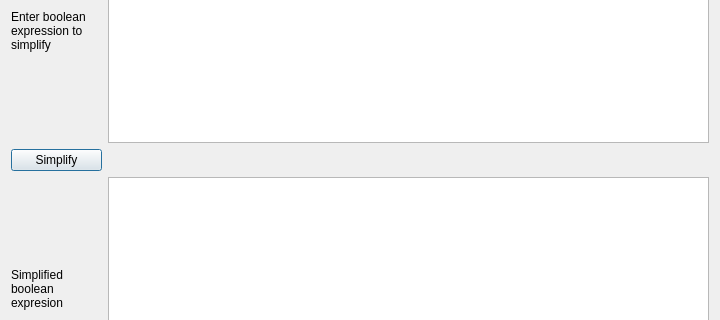
Before: the Qt Designer form qm4c.ui in tianyang-li/qm4c, drawn with Qt 5; both pictures show x 0 to 720 and y 129 to 449 of the 720 by 563 pixel window.
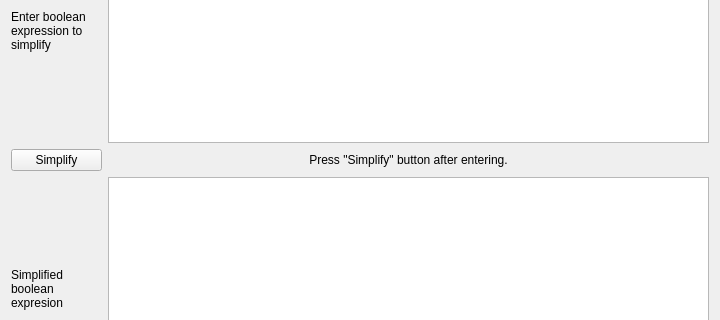
After: the same form once the commit is applied.

Diff of the .ui file:
```diff
--- a/qm4c.ui
+++ b/qm4c.ui
@@ -13,9 +13,12 @@
   <property name="windowTitle">
    <string>QM4C</string>
   </property>
+  <property name="locale">
+   <locale language="English" country="UnitedStates"/>
+  </property>
   <widget class="QWidget" name="centralWidget">
    <layout class="QGridLayout" name="gridLayout">
-    <item row="0" column="1">
+    <item row="0" column="2">
      <widget class="QPlainTextEdit" name="boolExprInput">
       <property name="font">
        <font>
@@ -46,7 +49,7 @@
        <bool>false</bool>
       </property>
       <property name="default">
-       <bool>true</bool>
+       <bool>false</bool>
       </property>
      </widget>
     </item>
@@ -77,7 +80,7 @@
       </property>
      </widget>
     </item>
-    <item row="2" column="1">
+    <item row="2" column="2">
      <widget class="QPlainTextEdit" name="boolExprOutput">
       <property name="font">
        <font>
@@ -93,6 +96,17 @@
       </property>
      </widget>
     </item>
+    <item row="1" column="2">
+     <widget class="QLabel" name="label_3">
+      <property name="text">
+       <string>&lt;!DOCTYPE HTML PUBLIC &quot;-//W3C//DTD HTML 4.0//EN&quot; &quot;http://www.w3.org/TR/REC-html40/strict.dtd&quot;&gt;
+&lt;html&gt;&lt;head&gt;&lt;meta name=&quot;qrichtext&quot; content=&quot;1&quot; /&gt;&lt;style type=&quot;text/css&quot;&gt;
+p, li { white-space: pre-wrap; }
+&lt;/style&gt;&lt;/head&gt;&lt;body style=&quot; font-family:'SimSun'; font-size:9pt; font-weight:400; font-style:normal;&quot;&gt;
+&lt;p align=&quot;center&quot; style=&quot; margin-top:0px; margin-bottom:0px; margin-left:0px; margin-right:0px; -qt-block-indent:0; text-indent:0px;&quot;&gt;Press &amp;quot;Simplify&amp;quot; button after entering.&lt;/p&gt;&lt;/body&gt;&lt;/html&gt;</string>
+      </property>
+     </widget>
+    </item>
    </layout>
   </widget>
   <widget class="QMenuBar" name="menuBar">
```
